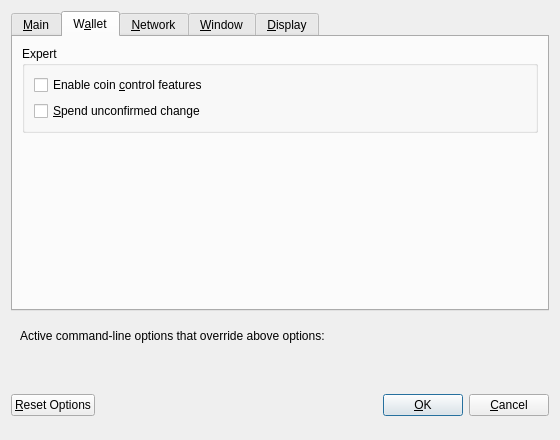
Above: src/qt/forms/optionsdialog.ui from eacoin-project/eacore before the change. Below: the same form after it.
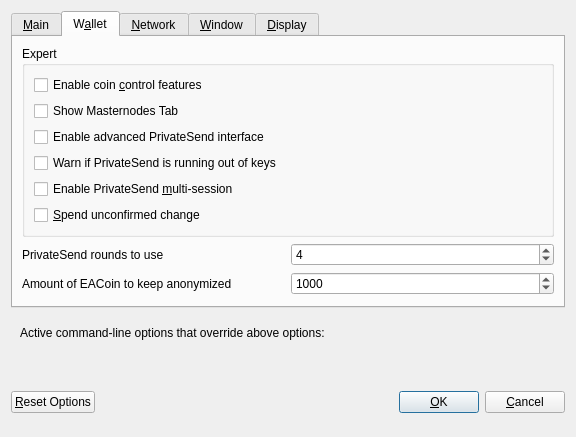
That is the form after the change. The open tabs and pages were chosen to show the change. Custom widgets are drawn as their Qt base class.

The edit to the form file:
```diff
--- a/src/qt/forms/optionsdialog.ui
+++ b/src/qt/forms/optionsdialog.ui
@@ -6,8 +6,8 @@
    <rect>
     <x>0</x>
     <y>0</y>
-    <width>560</width>
-    <height>440</height>
+    <width>576</width>
+    <height>402</height>
    </rect>
   </property>
   <property name="windowTitle">
@@ -153,6 +153,46 @@
             </property>
            </widget>
           </item>
+          <item>
+           <widget class="QCheckBox" name="showMasternodesTab">
+            <property name="toolTip">
+             <string>Show additional tab listing all your masternodes in first sub-tab&lt;br/&gt;and all masternodes on the network in second sub-tab.</string>
+            </property>
+            <property name="text">
+             <string>Show Masternodes Tab</string>
+            </property>
+           </widget>
+          </item>
+          <item>
+           <widget class="QCheckBox" name="showAdvancedPSUI">
+            <property name="toolTip">
+             <string>Show additional information and buttons for PrivateSend on overview screen.</string>
+            </property>
+            <property name="text">
+             <string>Enable advanced PrivateSend interface</string>
+            </property>
+           </widget>
+          </item>
+          <item>
+           <widget class="QCheckBox" name="lowKeysWarning">
+            <property name="toolTip">
+             <string>Show warning dialog when PrivateSend detects that wallet has very low number of keys left.</string>
+            </property>
+            <property name="text">
+             <string>Warn if PrivateSend is running out of keys</string>
+            </property>
+           </widget>
+          </item>
+          <item>
+           <widget class="QCheckBox" name="privateSendMultiSession">
+            <property name="toolTip">
+             <string>Whether to use experimental PrivateSend mode with multiple mixing sessions per block.&lt;br/&gt;Note: You must use this feature carefully.&lt;br/&gt;Make sure you always have recent wallet (auto)backup in a safe place!</string>
+            </property>
+            <property name="text">
+             <string>Enable PrivateSend &amp;multi-session</string>
+            </property>
+           </widget>
+          </item>
           <item>
            <widget class="QCheckBox" name="spendZeroConfChange">
             <property name="toolTip">
@@ -166,6 +206,75 @@
          </layout>
         </widget>
        </item>
+       <item>
+        <layout class="QHBoxLayout" name="horizontalLayout_4_Wallet">
+         <item>
+          <widget class="QLabel" name="label">
+           <property name="toolTip">
+            <string>This setting determines the amount of individual masternodes that an input will be anonymized through.&lt;br/&gt;More rounds of anonymization gives a higher degree of privacy, but also costs more in fees.</string>
+           </property>
+           <property name="text">
+            <string>PrivateSend rounds to use</string>
+           </property>
+          </widget>
+         </item>
+         <item>
+          <widget class="QSpinBox" name="privateSendRounds">
+           <property name="minimum">
+            <number>2</number>
+           </property>
+           <property name="maximum">
+            <number>8</number>
+           </property>
+           <property name="value">
+            <number>4</number>
+           </property>
+          </widget>
+         </item>
+        </layout>
+       </item>
+       <item>
+        <layout class="QHBoxLayout" name="horizontalLayout">
+         <item>
+          <widget class="QLabel" name="label_2">
+           <property name="toolTip">
+            <string>This amount acts as a threshold to turn off PrivateSend once it's reached.</string>
+           </property>
+           <property name="statusTip">
+            <string notr="true"/>
+           </property>
+           <property name="whatsThis">
+            <string notr="true"/>
+           </property>
+           <property name="accessibleName">
+            <string notr="true"/>
+           </property>
+           <property name="accessibleDescription">
+            <string notr="true"/>
+           </property>
+           <property name="text">
+            <string>Amount of EACoin to keep anonymized</string>
+           </property>
+          </widget>
+         </item>
+         <item>
+          <widget class="QSpinBox" name="privateSendAmount">
+           <property name="minimum">
+            <number>2</number>
+           </property>
+           <property name="maximum">
+            <number>2000</number>
+           </property>
+           <property name="singleStep">
+            <number>10</number>
+           </property>
+           <property name="value">
+            <number>1000</number>
+           </property>
+          </widget>
+         </item>
+        </layout>
+       </item>
        <item>
         <spacer name="verticalSpacer_Wallet">
          <property name="orientation">
```
Left out of the diff: 76 changed lines with no effect on the pictures.
